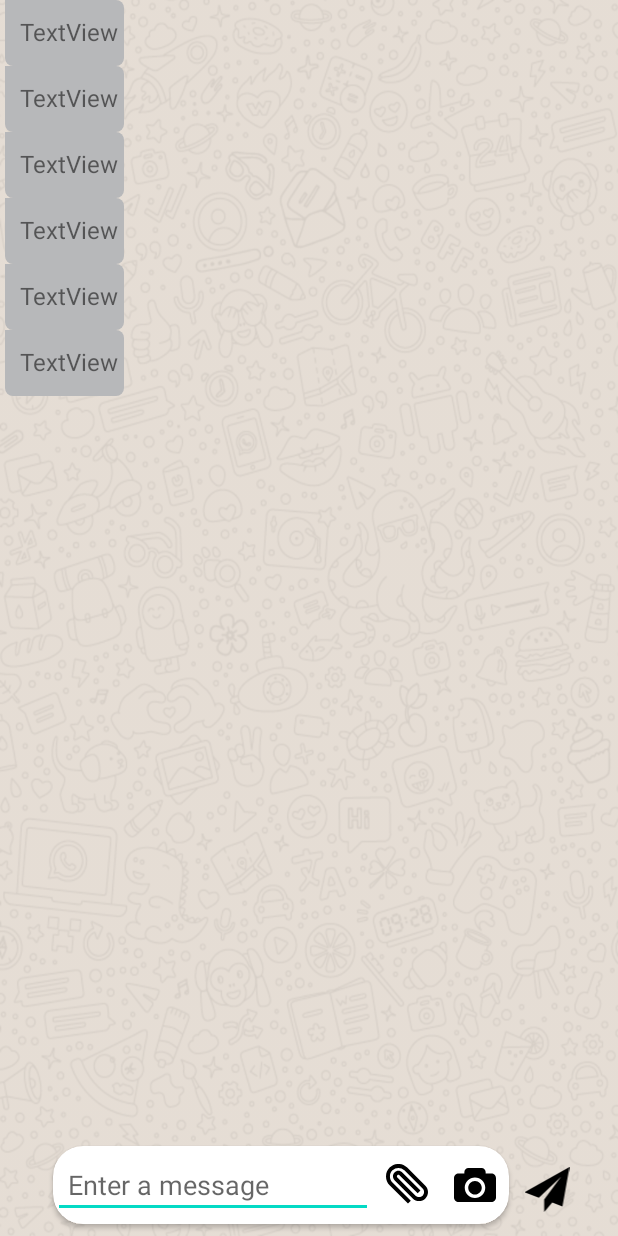
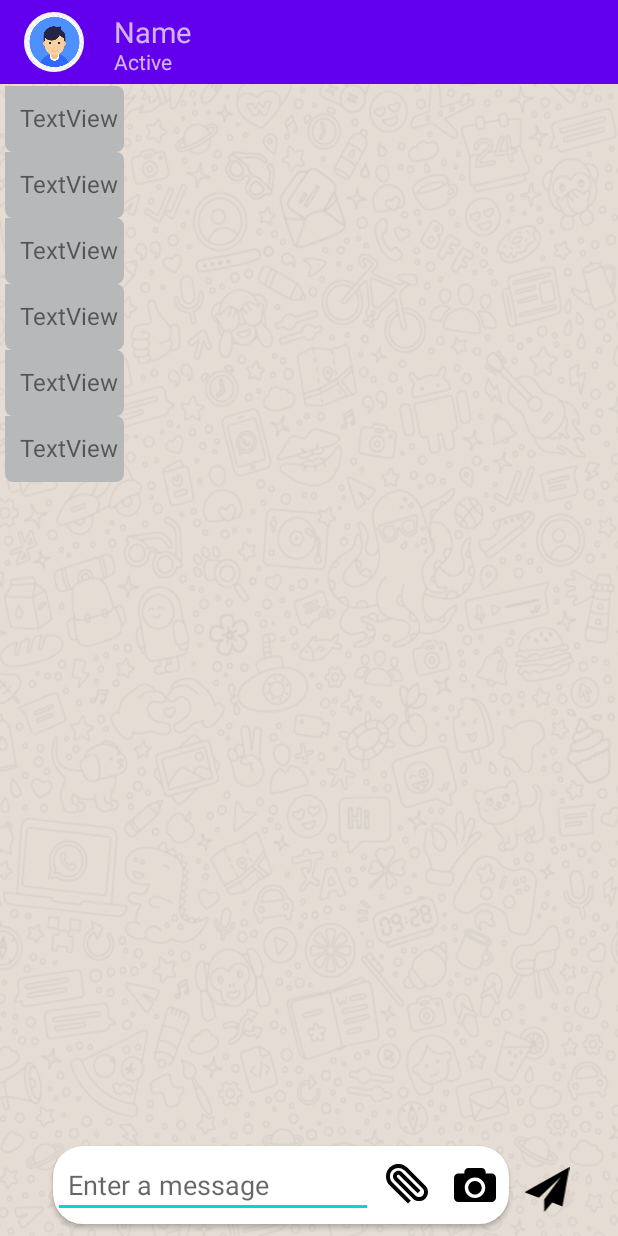
Before and after one commit to Shajidur-Rahman/Chatchat, an Android app: the layout activity_chat.xml on its own in the app's theme, with its tools: preview values and no code run, on a phone screen of 412 x 824 dp. Run offline under Robolectric (Android 15) with nearby library versions, the phone set to English and light mode, and no system bars.

Commit message:
tool bar working on it

```diff
--- a/app/src/main/java/com/example/whatsapp/Activities/ChatActivity.java
+++ b/app/src/main/java/com/example/whatsapp/Activities/ChatActivity.java
@@ -51,6 +51,8 @@ public class ChatActivity extends AppCompatActivity {
         super.onCreate(savedInstanceState);
         binding = ActivityChatBinding.inflate(getLayoutInflater());
         setContentView(binding.getRoot());
+
+        setSupportActionBar(binding.toolbar);
 
         getWindow().setFlags(WindowManager.LayoutParams.FLAG_SECURE,
                 WindowManager.LayoutParams.FLAG_SECURE);
--- a/app/src/main/res/layout/activity_chat.xml
+++ b/app/src/main/res/layout/activity_chat.xml
@@ -6,6 +6,57 @@
     android:layout_height="match_parent"
     android:background="@drawable/bg"
     tools:context=".Activities.ChatActivity">
+
+    <androidx.appcompat.widget.Toolbar
+        android:id="@+id/toolbar"
+        android:layout_width="match_parent"
+        android:layout_height="wrap_content"
+        android:background="?attr/colorPrimary"
+        android:minHeight="?attr/actionBarSize"
+        android:theme="?attr/actionBarTheme"
+        app:layout_constraintEnd_toEndOf="parent"
+        app:layout_constraintStart_toStartOf="parent"
+        app:layout_constraintTop_toTopOf="parent"
+        >
+
+        <LinearLayout
+            android:layout_width="wrap_content"
+            android:layout_height="wrap_content"
+            android:orientation="horizontal"
+            >
+
+            <de.hdodenhof.circleimageview.CircleImageView
+                android:layout_width="40dp"
+                android:layout_height="40dp"
+                android:layout_marginRight="20dp"
+                android:src="@drawable/user">
+
+            </de.hdodenhof.circleimageview.CircleImageView>
+
+            <LinearLayout
+                android:layout_width="match_parent"
+                android:layout_height="match_parent"
+                android:orientation="vertical">
+
+                <TextView
+                    android:id="@+id/active_name"
+                    android:layout_width="wrap_content"
+                    android:layout_height="wrap_content"
+                    android:layout_weight="1"
+                    android:text="Name"
+                    android:textSize="19sp" />
+
+                <TextView
+                    android:id="@+id/active_status"
+                    android:layout_width="match_parent"
+                    android:layout_height="wrap_content"
+                    android:layout_weight="1"
+                    android:text="Active" />
+            </LinearLayout>
+
+        </LinearLayout>
+
+    </androidx.appcompat.widget.Toolbar>
 
     <androidx.cardview.widget.CardView
         android:id="@+id/cardView"
@@ -55,14 +106,15 @@
         android:id="@+id/chatRecycler"
         android:layout_width="match_parent"
         android:layout_height="match_parent"
+        android:layout_marginTop="57dp"
         android:layout_marginBottom="70dp"
         app:layout_constraintBottom_toTopOf="@+id/cardView"
         app:layout_constraintEnd_toEndOf="parent"
         app:layout_constraintHorizontal_bias="0.0"
         app:layout_constraintStart_toStartOf="parent"
-        app:reverseLayout="true"
         app:layout_constraintTop_toTopOf="parent"
         app:layout_constraintVertical_bias="0.068"
+        app:reverseLayout="true"
         tools:itemCount="10"
         tools:listitem="@layout/item_receive" />
 
```
